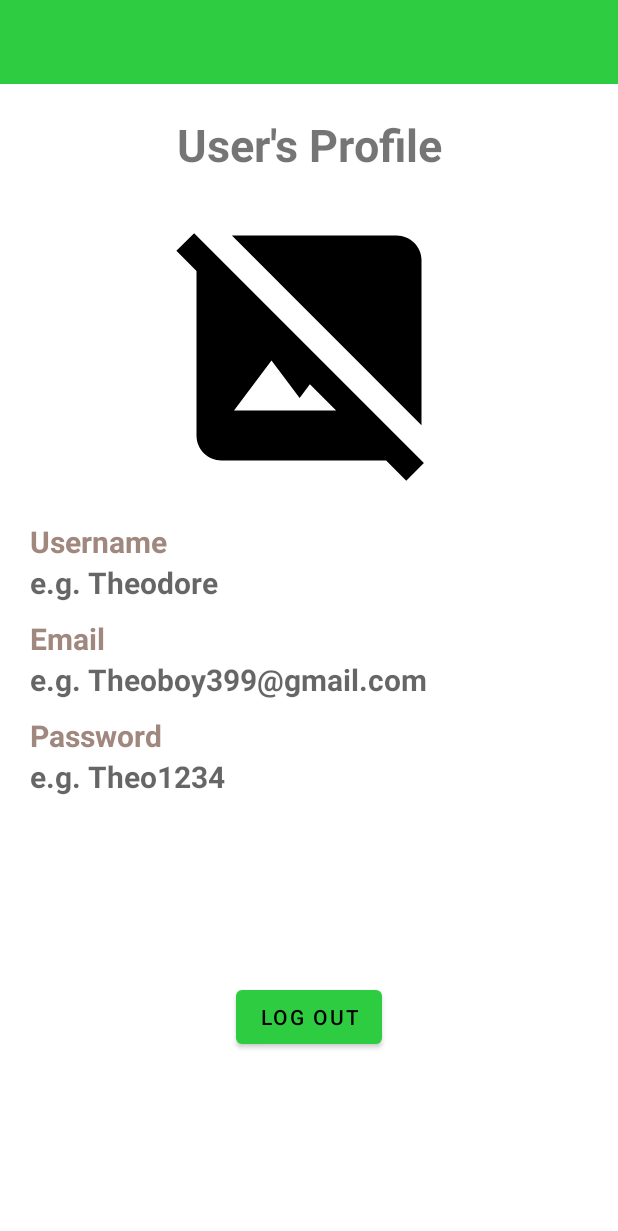
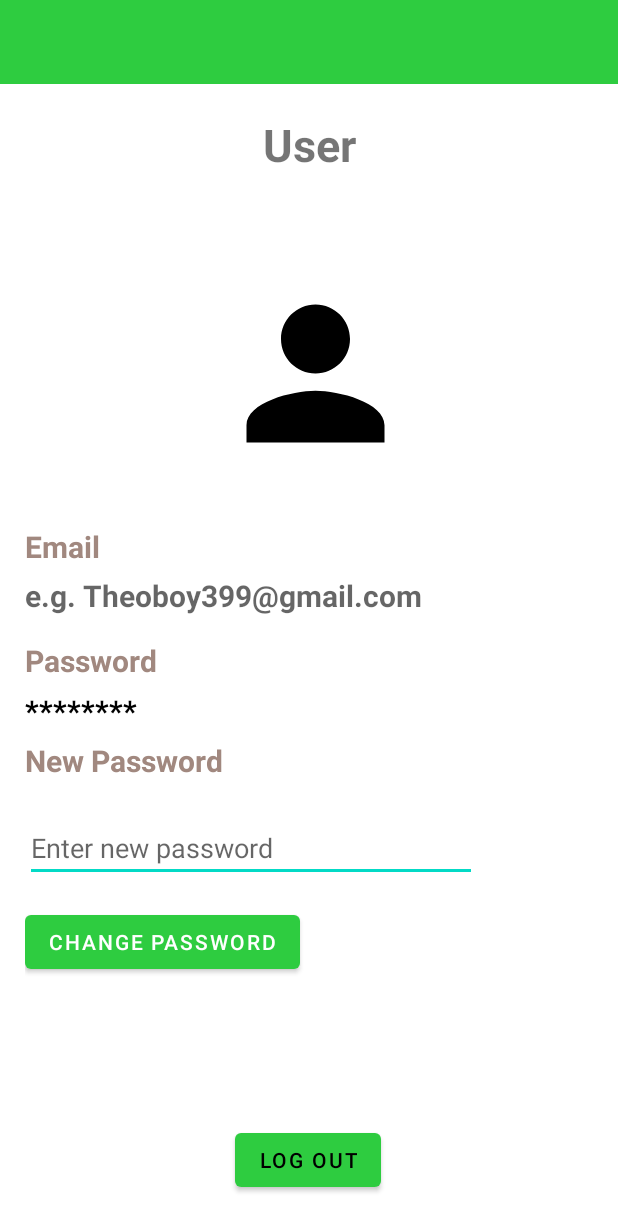
Before and after one commit to Theo399/eWING, an Android app: the ProfileActivity screen opened directly, with no data from a screen before it, on a phone screen of 412 x 824 dp. Shown: the top 1231 px of the screen. Run offline under Robolectric (Android 15) with nearby library versions, the phone set to English and light mode, and no system bars; our stand-ins replace Firebase (no records; nobody signed in at launch, a user with empty details on screens opened directly).

Commit message:
new(Login-register-profile)
new(login-register-profile)

```diff
--- a/app/build.gradle.kts
+++ b/app/build.gradle.kts
@@ -2,6 +2,7 @@ plugins {
     id("com.android.application")
     id("org.jetbrains.kotlin.android")
     id("com.google.android.libraries.mapsplatform.secrets-gradle-plugin")
+    id("com.google.gms.google-services")
 }
 
 android {
@@ -46,6 +47,7 @@ dependencies {
     implementation("androidx.appcompat:appcompat:1.6.1")
     implementation("com.google.android.material:material:1.10.0")
     implementation("androidx.constraintlayout:constraintlayout:2.1.4")
+    implementation("com.google.firebase:firebase-auth:22.2.0")
 
     testImplementation("junit:junit:4.13.2")
     androidTestImplementation("androidx.test.ext:junit:1.1.5")
--- a/app/src/main/java/com/example/ewing20/map/profile/ProfileActivity.kt
+++ b/app/src/main/java/com/example/ewing20/map/profile/ProfileActivity.kt
@@ -1,3 +1,4 @@
+
 package com.example.ewing20.map.profile
 
 import android.content.Intent
@@ -7,76 +8,69 @@ import android.widget.Toast
 import androidx.appcompat.app.AppCompatActivity
 import com.example.ewing20.R
 import com.example.ewing20.authentication.LoginActivity
-import com.example.ewing20.authentication.authenticationDBHelper.DBHelper
-import com.example.ewing20.databinding.ActivityLoginBinding
 import com.example.ewing20.databinding.ActivityProfileBinding
+import com.google.firebase.auth.FirebaseAuth
+import com.google.firebase.auth.FirebaseUser
+import com.google.firebase.auth.UserProfileChangeRequest
 
 class ProfileActivity : AppCompatActivity() {
 
     private lateinit var binding: ActivityProfileBinding
-    //private lateinit var dbHelper: DBHelper
-    private lateinit var mBinding: ActivityLoginBinding
+    private lateinit var firebaseAuth: FirebaseAuth
+    private lateinit var firebaseUser: FirebaseUser
 
     private lateinit var email: TextView
     private lateinit var password: TextView
+    private lateinit var username: TextView
 
     override fun onCreate(savedInstanceState: Bundle?) {
         super.onCreate(savedInstanceState)
         binding = ActivityProfileBinding.inflate(layoutInflater)
         setContentView(binding.root)
 
-        /**
-        dbHelper = DBHelper(this)
-
-        mEmail = mBinding.email.toString()
-        mPassword = mBinding.password.toString()
-        */
+        firebaseAuth = FirebaseAuth.getInstance()
+        firebaseUser = firebaseAuth.currentUser!!
 
         email = findViewById(R.id.email)
         password = findViewById(R.id.password)
 
-        //profile()
+
+        profile()
 
         binding.logoutBtn.setOnClickListener {
             startActivity(Intent(this, LoginActivity::class.java))
             finish()
         }
+
+        binding.changePasswordBtn.setOnClickListener {
+            val newPassword = binding.newPasswordEditText.text.toString()
+            changePassword(newPassword)
+        }
+
+
+        // Remove the Add Picture Button and related functionality
+        /*
+        binding.addPictureBtn.setOnClickListener {
+            // Call a function to add a profile picture
+            // AddProfilePictureFunction()
+        }
+        */
     }
 
     private fun profile() {
-        val mEmail = mBinding.email.text.toString()
-        val mPassword = mBinding.password.text.toString()
 
-        val dbHelper = DBHelper(this)
-        val db = dbHelper.readableDatabase
-        val selection = "${DBHelper.COLUMN_EMAIL} = ?"
-        val selectionArgs = arrayOf(mEmail)
-        val cursor = db.rawQuery("SELECT * FROM ${DBHelper.TABLE_NAME} WHERE $selection", selectionArgs)
-        if (cursor != null && cursor.moveToFirst()) {
-            val storedPassword = cursor.getString(cursor.getColumnIndexOrThrow(DBHelper.COLUMN_PASSWORD))
-            if (storedPassword == mPassword) {
+        email.text = firebaseUser.email
+        password.text = "********" // You may choose to display or hide the password here
+    }
 
-                email.text = mEmail
-                password.text = mPassword
-
-                Toast.makeText(this, "Profile set successfully", Toast.LENGTH_SHORT)
-                    .show()
-            } else {
-
-                email.text = ""
-                password.text = ""
-
-                Toast.makeText(this, "Profile set unsuccessfully", Toast.LENGTH_SHORT).show()
+    private fun changePassword(newPassword: String) {
+        firebaseUser.updatePassword(newPassword)
+            .addOnCompleteListener { task ->
+                if (task.isSuccessful) {
+                    Toast.makeText(this, "Password changed successfully", Toast.LENGTH_SHORT).show()
+                } else {
+                    Toast.makeText(this, "Failed to change password", Toast.LENGTH_SHORT).show()
+                }
             }
-        } else {
-
-            email.text = ""
-            password.text = ""
-
-            Toast.makeText(this, "Profile set unsuccessfully", Toast.LENGTH_SHORT).show()
-        }
-        cursor?.close()
-        db.close()
-        dbHelper.close()
     }
 }
--- a/app/src/main/res/layout/activity_profile.xml
+++ b/app/src/main/res/layout/activity_profile.xml
@@ -5,6 +5,7 @@
     android:layout_width="match_parent"
     android:layout_height="match_parent"
     tools:context=".map.profile.ProfileActivity">
+
 
     <androidx.appcompat.widget.Toolbar
         android:id="@+id/toolBar"
@@ -14,11 +15,11 @@
         android:background="@color/green"
         android:minHeight="?attr/actionBarSize"
         android:theme="?attr/actionBarTheme"
+        app:layout_constraintBottom_toTopOf="@+id/birdsDetailsTitle"
+        app:layout_constraintEnd_toEndOf="parent"
+        app:layout_constraintHorizontal_bias="0.5"
+        app:layout_constraintStart_toStartOf="parent"
         app:layout_constraintTop_toTopOf="parent"
-        app:layout_constraintStart_toStartOf="parent"
-        app:layout_constraintEnd_toEndOf="parent"
-        app:layout_constraintBottom_toTopOf="@+id/birdsDetailsTitle"
-        app:layout_constraintHorizontal_bias="0.5"
         tools:ignore="UnknownIdInLayout,VisualLintBounds" />
 
     <TextView
@@ -26,57 +27,28 @@
         android:layout_width="wrap_content"
         android:layout_height="wrap_content"
         android:layout_marginTop="20dp"
-        android:text="@string/profileTitle"
+        android:text="User"
         android:textSize="30sp"
         android:textStyle="bold"
-        app:layout_constraintTop_toBottomOf="@+id/toolBar"
+        app:layout_constraintEnd_toEndOf="parent"
+        app:layout_constraintHorizontal_bias="0.5"
         app:layout_constraintStart_toStartOf="parent"
-        app:layout_constraintEnd_toEndOf="parent"
-        app:layout_constraintHorizontal_bias="0.5" />
-
-    <ImageView
-        android:id="@+id/imageView"
-        android:layout_width="200dp"
-        android:layout_height="200dp"
-        android:layout_marginTop="15dp"
-        android:src="@drawable/ic_hide_image"
-        app:layout_constraintTop_toBottomOf="@+id/profileTitle"
-        app:layout_constraintStart_toStartOf="parent"
-        app:layout_constraintEnd_toEndOf="parent"
-        app:layout_constraintBottom_toTopOf="@+id/stLinear"
-        app:layout_constraintHorizontal_bias="0.5"
-        tools:ignore="ContentDescription" />
+        app:layout_constraintTop_toBottomOf="@+id/toolBar" />
 
     <LinearLayout
         android:id="@+id/stLinear"
-        android:layout_width="wrap_content"
-        android:layout_height="wrap_content"
-        android:layout_marginLeft="20dp"
-        android:layout_marginRight="20dp"
+        android:layout_width="301dp"
+        android:layout_height="311dp"
+        android:layout_marginStart="16dp"
+        android:layout_marginTop="294dp"
+        android:layout_marginEnd="94dp"
+        android:layout_marginBottom="126dp"
         android:orientation="vertical"
-        android:layout_marginTop="15dp"
-        app:layout_constraintTop_toBottomOf="@+id/imageView"
-        app:layout_constraintStart_toStartOf="parent">
+        app:layout_constraintBottom_toBottomOf="parent"
+        app:layout_constraintEnd_toEndOf="parent"
+        app:layout_constraintStart_toStartOf="parent"
+        app:layout_constraintTop_toTopOf="parent">
 
-        <TextView
-            android:id="@+id/profile_username"
-            android:layout_width="wrap_content"
-            android:layout_height="wrap_content"
-            android:layout_weight="1"
-            android:text="@string/usernameHeading"
-            android:textColor="#A1887F"
-            android:textSize="20sp"
-            android:textStyle="bold" />
-
-        <TextView
-            android:id="@+id/username"
-            android:layout_width="wrap_content"
-            android:layout_height="wrap_content"
-            android:layout_weight="1"
-            android:hint="@string/profileUsername"
-            android:textColor="@color/black"
-            android:textSize="20sp"
-            android:textStyle="bold"/>
 
         <TextView
             android:id="@+id/profile_email"
@@ -97,7 +69,7 @@
             android:hint="@string/profileEmail"
             android:textColor="@color/black"
             android:textSize="20sp"
-            android:textStyle="bold"/>
+            android:textStyle="bold" />
 
         <TextView
             android:id="@+id/profile_password"
@@ -118,7 +90,34 @@
             android:hint="@string/profilePassword"
             android:textColor="@color/black"
             android:textSize="20sp"
-            android:textStyle="bold"/>
+            android:textStyle="bold" />
+
+        <TextView
+            android:id="@+id/newprofilepass"
+            android:layout_width="wrap_content"
+            android:layout_height="wrap_content"
+            android:layout_weight="1"
+            android:text="New Password"
+            android:textColor="#A1887F"
+            android:textSize="20sp"
+            android:textStyle="bold" />
+
+        <EditText
+            android:id="@+id/newPasswordEditText"
+            android:layout_width="match_parent"
+            android:layout_height="wrap_content"
+            android:layout_below="@+id/username"
+            android:layout_marginTop="16dp"
+            android:hint="Enter new password"
+            android:inputType="textPassword" />
+
+        <Button
+            android:id="@+id/changePasswordBtn"
+            android:layout_width="wrap_content"
+            android:layout_height="wrap_content"
+            android:layout_below="@+id/newPasswordEditText"
+            android:layout_marginTop="16dp"
+            android:text="Change Password" />
 
     </LinearLayout>
 
@@ -128,10 +127,26 @@
         android:layout_height="wrap_content"
         android:text="@string/logout"
         android:textColor="@color/black"
+        app:layout_constraintBottom_toBottomOf="parent"
+        app:layout_constraintEnd_toEndOf="parent"
+        app:layout_constraintHorizontal_bias="0.498"
+        app:layout_constraintStart_toStartOf="parent"
         app:layout_constraintTop_toBottomOf="@+id/stLinear"
+        app:layout_constraintVertical_bias="0.786" />
+
+    <ImageView
+        android:id="@+id/imageView2"
+        android:layout_width="143dp"
+        android:layout_height="138dp"
+        android:layout_marginStart="138dp"
+        android:layout_marginTop="133dp"
+        android:layout_marginEnd="130dp"
+        android:layout_marginBottom="460dp"
+        android:background="#FFFFFF"
+        app:layout_constraintBottom_toBottomOf="parent"
+        app:layout_constraintEnd_toEndOf="parent"
         app:layout_constraintStart_toStartOf="parent"
-        app:layout_constraintEnd_toEndOf="parent"
-        app:layout_constraintBottom_toBottomOf="parent"
-        app:layout_constraintHorizontal_bias="0.5"/>
+        app:layout_constraintTop_toTopOf="parent"
+        app:srcCompat="@drawable/ic_profile" />
 
 </androidx.constraintlayout.widget.ConstraintLayout>
```
Also changed, not shown: app/src/main/java/com/example/ewing20/authentication/LoginActivity.kt (+27 -19 lines), app/src/main/java/com/example/ewing20/authentication/RegisterActivity.kt (+35 -29 lines), app/src/main/java/com/example/ewing20/authentication/authenticationDBHelper/DBHelper.kt (deleted, +0 -56 lines), 1 other file.
